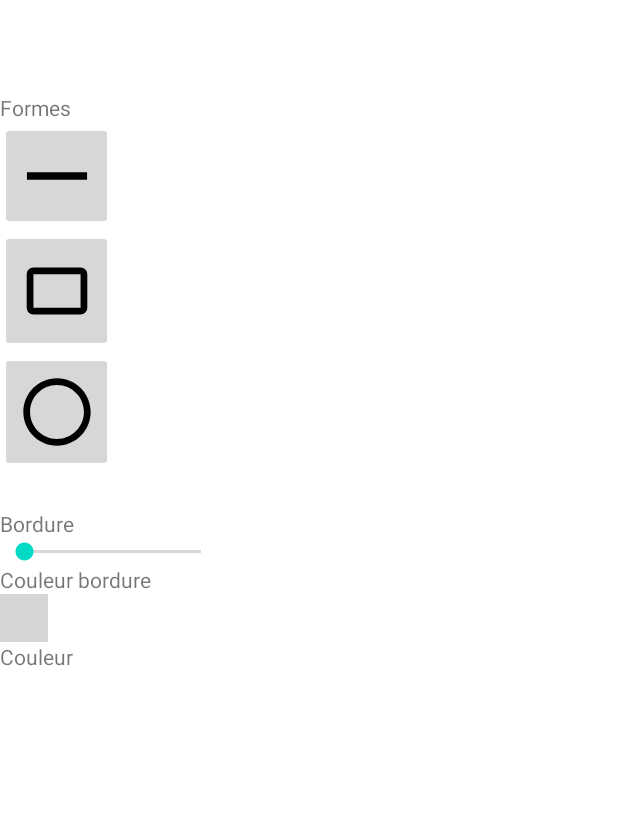
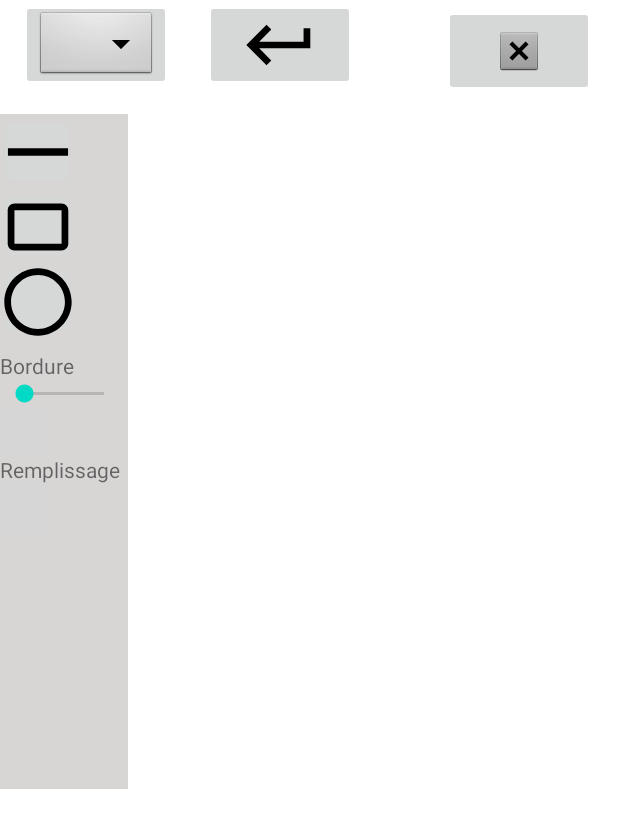
Before and after one commit to Mianoka/Paint, an Android app: the layout activity_main.xml on its own in the app's theme, with its tools: preview values and no code run, on a phone screen of 412 x 824 dp. Shown: the top 828 px of the screen. Run offline under Robolectric (Android 15) with nearby library versions, the phone set to English and light mode, and no system bars; plain views replace ColorPicker; grey boxes are pictures that could not be loaded.

Commit message:
fix : affichage

```diff
--- a/app/src/main/res/layout/activity_main.xml
+++ b/app/src/main/res/layout/activity_main.xml
@@ -6,77 +6,72 @@
     android:layout_height="match_parent"
     tools:context=".MainActivity">
 
+
     <com.example.applicationtest.DrawingView
         android:id="@+id/drawingView"
         android:layout_width="wrap_content"
         android:layout_height="wrap_content"
         app:layout_constraintBottom_toBottomOf="parent"
         app:layout_constraintEnd_toEndOf="parent"
-        app:layout_constraintHorizontal_bias="0.0"
+        app:layout_constraintHorizontal_bias="1.0"
         app:layout_constraintStart_toStartOf="parent"
         app:layout_constraintTop_toTopOf="parent"
         app:layout_constraintVertical_bias="0.0" />
 
-    <LinearLayout
-        android:id="@+id/horizontalLayout0"
-        android:layout_width="500dp"
-        android:layout_height="99dp"
-        android:layout_marginEnd="483dp"
-        android:orientation="horizontal"
-        app:layout_constraintBottom_toTopOf="@+id/drawingView"
-        app:layout_constraintEnd_toEndOf="@+id/drawingView"
-        app:layout_constraintHorizontal_bias="0.0"
+    <ImageButton
+        android:id="@+id/btnNew"
+        android:layout_width="100dp"
+        android:layout_height="60dp"
+        android:layout_marginTop="4dp"
+        android:layout_weight="1"
+        app:layout_constraintEnd_toEndOf="parent"
+        app:layout_constraintHorizontal_bias="0.948"
         app:layout_constraintStart_toStartOf="parent"
         app:layout_constraintTop_toTopOf="parent"
-        app:layout_constraintVertical_bias="0.0">
+        app:srcCompat="@android:drawable/btn_dialog" />
 
     <ImageButton
         android:id="@+id/btnBrush"
-            android:layout_width="match_parent"
-            android:layout_height="match_parent"
+        android:layout_width="100dp"
+        android:layout_height="60dp"
         android:layout_weight="0.5"
-            app:srcCompat="@drawable/ic_brush_foreground" />
-
-        <ImageButton
-            android:id="@+id/btnNew"
-            android:layout_width="match_parent"
-            android:layout_height="match_parent"
-            android:layout_weight="1"
-            app:srcCompat="@drawable/ic_new_draw_foreground" />
+        app:layout_constraintEnd_toEndOf="parent"
+        app:layout_constraintHorizontal_bias="0.044"
+        app:layout_constraintStart_toStartOf="parent"
+        app:srcCompat="@android:drawable/btn_dropdown"
+        tools:layout_editor_absoluteY="16dp" />
 
     <ImageButton
         android:id="@+id/btnReturn"
-            android:layout_width="match_parent"
-            android:layout_height="match_parent"
+        android:layout_width="100dp"
+        android:layout_height="60dp"
         android:layout_weight="1"
         android:clickable="true"
-            app:srcCompat="@drawable/ic_return_foreground" />
-    </LinearLayout>
+        app:layout_constraintEnd_toEndOf="parent"
+        app:layout_constraintHorizontal_bias="0.116"
+        app:layout_constraintStart_toEndOf="@+id/btnBrush"
+        app:srcCompat="@drawable/ic_return_foreground"
+        tools:layout_editor_absoluteY="16dp" />
 
     <LinearLayout
         android:id="@+id/verticalLayout"
-        android:layout_width="150dp"
-        android:layout_height="699dp"
+        android:layout_width="85dp"
+        android:layout_height="450dp"
         android:layout_marginTop="12dp"
+        android:background="#D8D5D5"
         android:orientation="vertical"
         android:scrollbars="vertical"
         app:layout_constraintStart_toStartOf="parent"
-        app:layout_constraintTop_toBottomOf="@+id/horizontalLayout0">
-
-        <TextView
-            android:id="@+id/textView"
-            android:layout_width="match_parent"
-            android:layout_height="wrap_content"
-            android:text="Formes" />
+        app:layout_constraintTop_toBottomOf="@+id/btnNew">
 
         <LinearLayout
             android:layout_width="98dp"
-            android:layout_height="258dp"
+            android:layout_height="158dp"
             android:orientation="vertical">
 
             <TableLayout
                 android:layout_width="98dp"
-                android:layout_height="match_parent">
+                android:layout_height="153dp">
 
                 <TableRow
                     android:layout_width="match_parent"
@@ -84,8 +79,8 @@
 
                     <ImageButton
                         android:id="@+id/lineBtn"
-                        android:layout_width="72dp"
-                        android:layout_height="72dp"
+                        android:layout_width="50dp"
+                        android:layout_height="50dp"
                         app:srcCompat="@drawable/icon_line_foreground" />
 
                 </TableRow>
@@ -96,8 +91,8 @@
 
                     <ImageButton
                         android:id="@+id/rectBtn"
-                        android:layout_width="75dp"
-                        android:layout_height="81dp"
+                        android:layout_width="50dp"
+                        android:layout_height="50dp"
                         app:srcCompat="@drawable/rect" />
                 </TableRow>
 
@@ -107,8 +102,8 @@
 
                     <ImageButton
                         android:id="@+id/ovalBtn"
-                        android:layout_width="72dp"
-                        android:layout_height="80dp"
+                        android:layout_width="50dp"
+                        android:layout_height="50dp"
                         app:srcCompat="@drawable/ic_circle_foreground" />
                 </TableRow>
 
@@ -128,29 +123,25 @@
             android:layout_height="wrap_content"
             android:max="4" />
 
-        <TextView
-            android:id="@+id/textView2"
-            android:layout_width="match_parent"
-            android:layout_height="wrap_content"
-            android:text="Couleur bordure" />
 
         <com.larswerkman.holocolorpicker.ColorPicker
             android:id="@+id/borderPicker"
             android:layout_width="wrap_content"
             android:layout_height="wrap_content" />
 
-
         <TextView
             android:id="@+id/textView4"
             android:layout_width="match_parent"
             android:layout_height="wrap_content"
-            android:text="Couleur" />
+            android:text="Remplissage" />
 
         <com.larswerkman.holocolorpicker.ColorPicker
             android:id="@+id/fillPicker"
             android:layout_width="wrap_content"
-            android:layout_height="wrap_content"
-            android:visibility="invisible" />
+            android:layout_height="wrap_content" />
     </LinearLayout>
 
+
+
+
 </androidx.constraintlayout.widget.ConstraintLayout>
```
Lines whose indentation alone changed are shown as unchanged.
